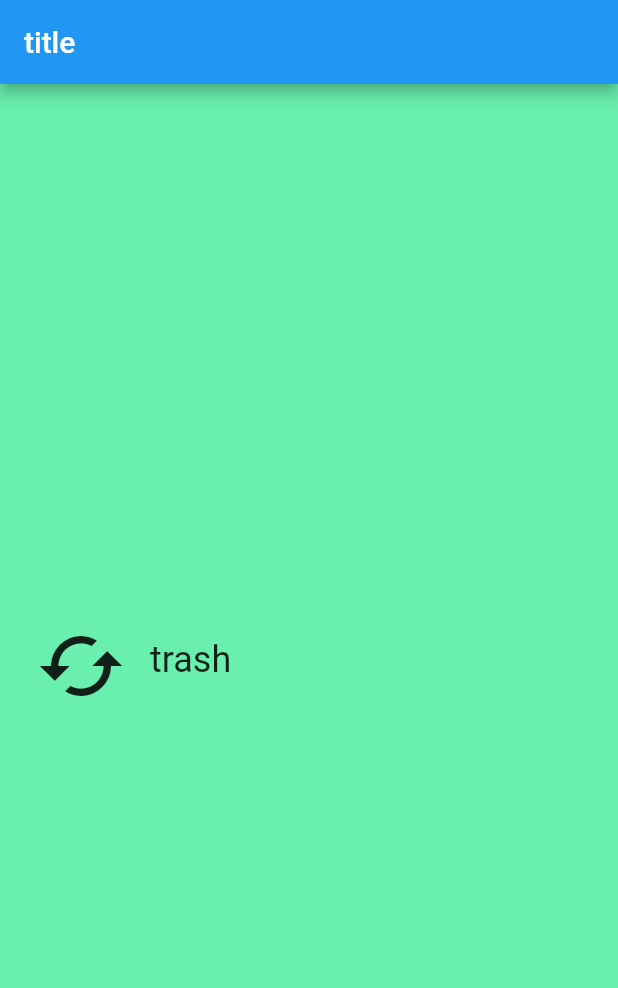
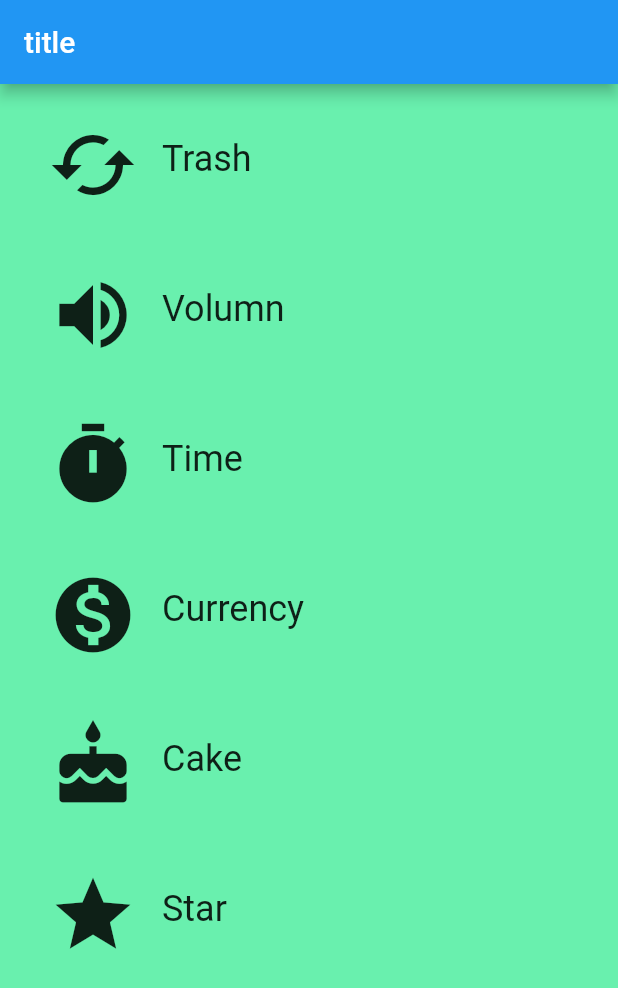
Before and after one commit to Mattao/flutter-demo, a Flutter app: the screen it shows after launch, on a phone screen of 412 x 824 dp. Shown: the top 988 px of the screen. Run offline on Flutter 3.47's test engine with Material 2 defaults, Android fonts, the phone set to English and light mode, and no system bars.

Commit message:
feat(category-route): add category route

```diff
--- a/lib/main.dart
+++ b/lib/main.dart
@@ -1,5 +1,5 @@
 import 'package:flutter/material.dart';
-import 'package:gitta/widget/category.dart';
+import 'package:gitta/widget/category_route.dart';
 
 void main() => runApp(MyApp());
 
@@ -14,13 +14,7 @@ class MyApp extends StatelessWidget {
           title: Text('title'),
         ),
         backgroundColor: Colors.greenAccent,
-        body: Center(
-          child: Category(
-            name: 'trash',
-            color: Colors.blue,
-            iconLocation: Icons.cached,
-          ),
-        ),
+        body: CategoryRoute(),
       ),
     );
   }
--- /dev/null
+++ b/lib/widget/category_route.dart
@@ -0,0 +1,53 @@
+import 'package:flutter/material.dart';
+import 'package:gitta/widget/category.dart';
+
+class CategoryRoute extends StatelessWidget {
+  static const _categoryNames = <String>[
+    'Trash',
+    'Volumn',
+    'Time',
+    'Currency',
+    'Cake',
+    'Star',
+  ];
+  static const _colors = <Color>[
+    Colors.teal,
+    Colors.orange,
+    Colors.pinkAccent,
+    Colors.greenAccent,
+    Colors.teal,
+    Colors.red,
+  ];
+  static const _icons = <IconData>[
+    Icons.cached,
+    Icons.volume_up,
+    Icons.timer,
+    Icons.monetization_on,
+    Icons.cake,
+    Icons.grade,
+  ];
+
+  Widget _buildCategoryListWidget(List<Widget> categoryWidgets) {
+    return ListView.builder(
+      itemBuilder: (BuildContext context, int index) => categoryWidgets[index],
+      itemCount: categoryWidgets.length,
+    );
+  }
+
+  @override
+  Widget build(BuildContext context) {
+    final categoryWidgets = <Category>[];
+    for (var i = 0; i < _categoryNames.length; i++) {
+      categoryWidgets.add(Category(
+        name: _categoryNames[i],
+        color: _colors[i],
+        iconLocation: _icons[i],
+      ));
+    }
+
+    return Container(
+      padding: EdgeInsets.symmetric(horizontal: 8.0),
+      child: _buildCategoryListWidget(categoryWidgets),
+    );
+  }
+}
```
